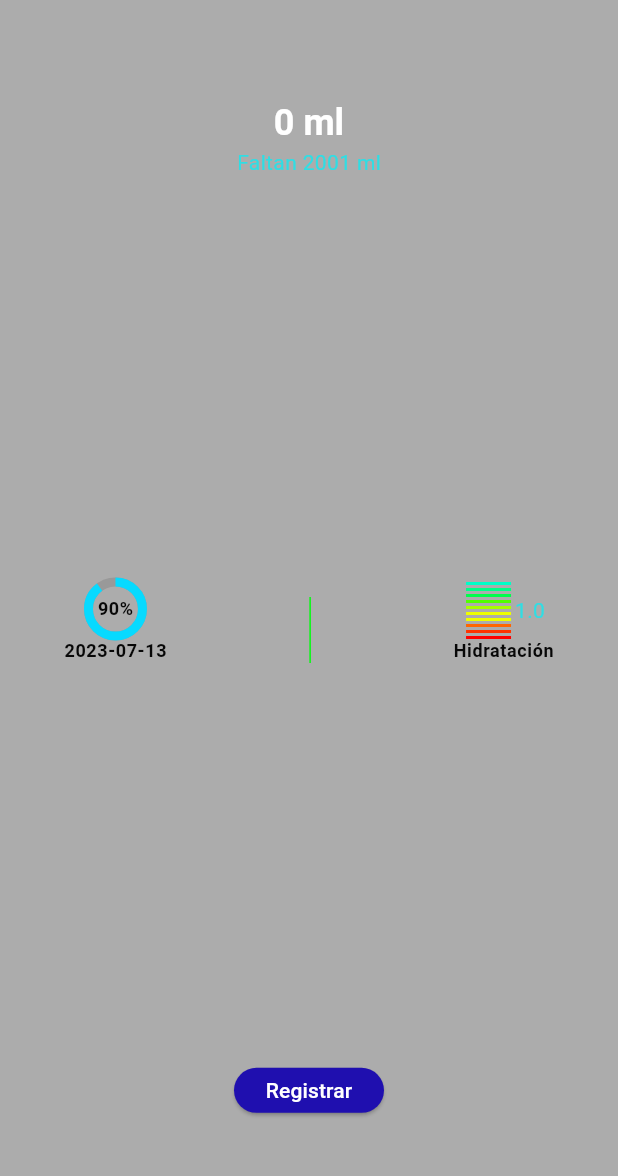
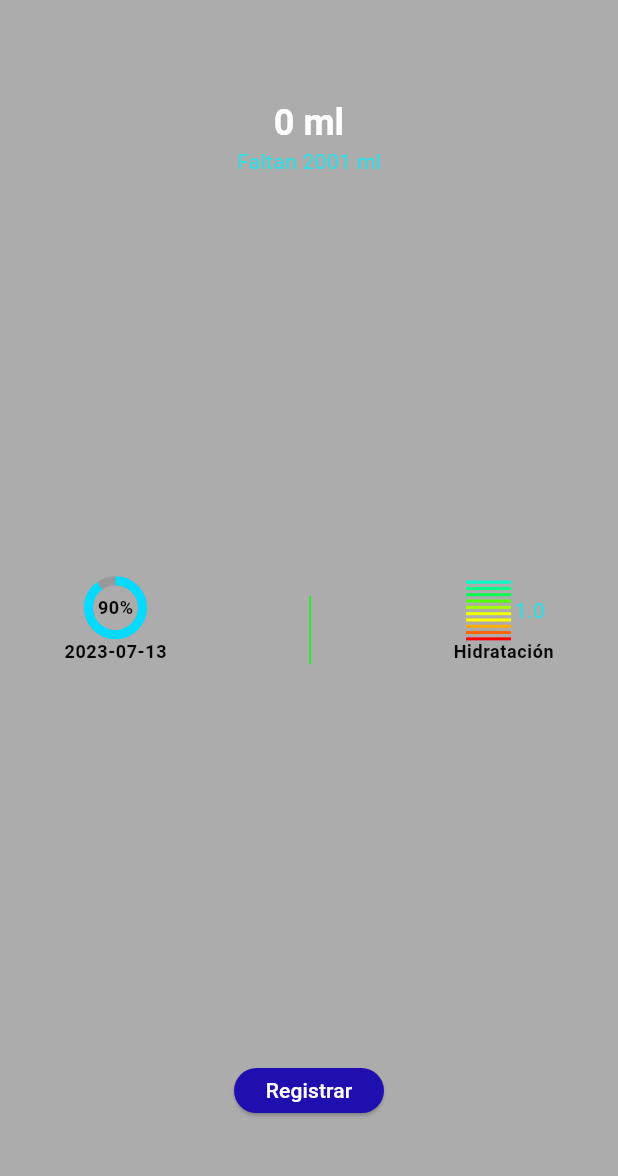
Before and after one commit to JosueRecoba/Wear-counter-app, a Flutter app: the screen it shows after launch, on a phone screen of 412 x 824 dp, the part 24-1200 px from its top. Run offline on Flutter 3.47's test engine with Material 2 defaults, Android fonts, the phone set to English and light mode, and no system bars.

Commit message:
Colores dependiendo el valor del intervalo

```diff
--- a/lib/assets/interval_progress_bar.dart
+++ b/lib/assets/interval_progress_bar.dart
@@ -10,16 +10,29 @@
 }
 
 class _IntervalProgressBarState extends State<IntervalProgressBar> {
-  List<Color> dartColors = [
+    int get value => widget.value;
+    List<Color> darkColors = [
+      const Color.fromARGB(255, 0, 150, 117),
+      const Color.fromARGB(255, 0, 151, 81),
+      const Color.fromARGB(255, 0, 148, 44),
+      const Color.fromARGB(255, 45, 141, 0),
+      const Color.fromARGB(255, 95, 146, 0),
+      const Color.fromARGB(255, 132, 141, 0),
+      const Color.fromARGB(255, 139, 139, 0),
+      const Color.fromARGB(255, 145, 99, 0),
+      const Color.fromARGB(255, 138, 55, 0),
+      const Color.fromARGB(255, 145, 0, 0),
+    ];
+    List<Color> brightColors = [
       const Color.fromARGB(255, 0, 255, 200),
       const Color.fromARGB(255, 0, 255, 136),
       const Color.fromARGB(255, 0, 255, 76),
       const Color.fromARGB(255, 81, 255, 0),
       const Color.fromARGB(255, 166, 255, 0),
       const Color.fromARGB(255, 238, 255, 0),
-    const Color.fromARGB(255, 238, 255, 0),
+      const Color.fromARGB(255, 255, 255, 0),
+      const Color.fromARGB(255, 255, 174, 0),
       const Color.fromARGB(255, 255, 102, 0),
-    const Color.fromARGB(255, 255, 51, 0),
       const Color.fromARGB(255, 255, 0, 0),
   ];
       // ignore: prefer_final_fields
@@ -40,37 +53,51 @@
   }
 
   Widget _intervalBar(){
+        List<Color> actualColors;
+
+    if(value == 0){
+      actualColors = darkColors;
+    }else{
+      actualColors = brightColors;
+    }
+
     return  Column(
       children: [
-        _interval(customColor: const Color.fromARGB(255, 0, 255, 200)),
-        const SizedBox(height: 2.0,),
-        _interval(customColor: const Color.fromARGB(255, 0, 255, 136)),
-        const SizedBox(height: 2.0,),
-        _interval(customColor: const Color.fromARGB(255, 0, 255, 76)),
-        const SizedBox(height: 2.0,),
-        _interval(customColor: const Color.fromARGB(255, 81, 255, 0)),
-        const SizedBox(height: 2.0,),
-        _interval(customColor: const Color.fromARGB(255, 166, 255, 0)),
-        const SizedBox(height: 2.0,),
-        _interval(customColor: const Color.fromARGB(255, 238, 255, 0)),
-        const SizedBox(height: 2.0,),
-        _interval(customColor: const Color.fromARGB(255, 238, 255, 0)),
-        const SizedBox(height: 2.0,),
-        _interval(customColor: const Color.fromARGB(255, 255, 102, 0)),
-        const SizedBox(height: 2.0,),
-        _interval(customColor: const Color.fromARGB(255, 255, 51, 0)),
-        const SizedBox(height: 2.0,),
-        _interval(customColor: const Color.fromARGB(255, 255, 0, 0)),
+        _interval(customColor: actualColors[0] ),
+        _separator(),
+        _interval(customColor: actualColors[1]),
+        _separator(),
+        _interval(customColor: actualColors[2]),
+        _separator(),
+        _interval(customColor: actualColors[3]),
+        _separator(),
+        _interval(customColor: actualColors[4]),
+        _separator(),
+        _interval(customColor: actualColors[5]),
+        _separator(),
+        _interval(customColor: actualColors[6]),
+        _separator(),
+        _interval(customColor: actualColors[7]),
+        _separator(),
+        _interval(customColor: actualColors[8]),
+        _separator(),
+        _interval(customColor: actualColors[9]),
+
 
         const SizedBox(width: 35.0,),
       ],
-
     );
   }
 
   Widget _label() {
     return Text(
       _progress.toStringAsFixed(1),
+    );
+  }
+
+  Widget _separator(){
+    return const SizedBox(
+          height: 2.2,
         );
   }
 
```
Lines whose indentation alone changed are shown as unchanged.
